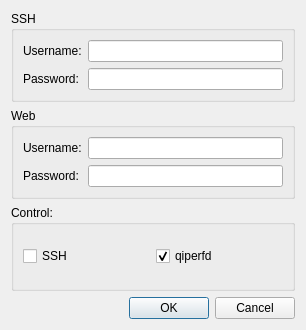
This is JIO/dlgset.ui in coolshou/qiperf as Qt 5 draws it before an edit. The edited form follows.
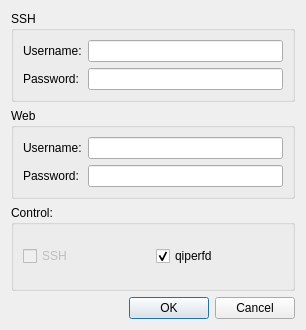
This is the edited form.

```diff
--- a/JIO/dlgset.ui
+++ b/JIO/dlgset.ui
@@ -80,6 +80,9 @@
      <layout class="QHBoxLayout" name="horizontalLayout">
       <item>
        <widget class="QCheckBox" name="cbControlBySSH">
+        <property name="enabled">
+         <bool>false</bool>
+        </property>
         <property name="text">
          <string>SSH</string>
         </property>
```
